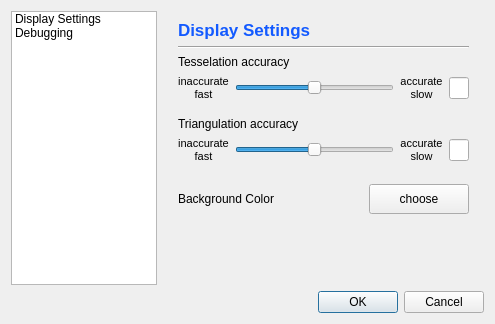
Old version of the form TIGLViewer/src/TIGLViewerSettingsDialog.ui in the repository DLR-SC/tigl.
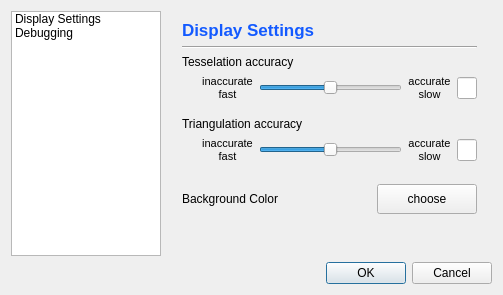
New version of the form. Icons and pictures are not drawn.

Commit message: Some layout changes in settings dialog

```diff
--- a/TIGLViewer/src/TIGLViewerSettingsDialog.ui
+++ b/TIGLViewer/src/TIGLViewerSettingsDialog.ui
@@ -9,7 +9,7 @@
    <rect>
     <x>0</x>
     <y>0</y>
-    <width>495</width>
+    <width>406</width>
     <height>324</height>
    </rect>
   </property>
@@ -21,8 +21,17 @@
     <normaloff>:/gfx/settings.png</normaloff>:/gfx/settings.png</iconset>
   </property>
   <layout class="QGridLayout" name="gridLayout">
+   <property name="sizeConstraint">
+    <enum>QLayout::SetFixedSize</enum>
+   </property>
    <item row="0" column="0">
     <widget class="QListWidget" name="settingsList">
+     <property name="sizePolicy">
+      <sizepolicy hsizetype="Maximum" vsizetype="Expanding">
+       <horstretch>0</horstretch>
+       <verstretch>0</verstretch>
+      </sizepolicy>
+     </property>
      <property name="maximumSize">
       <size>
        <width>150</width>
@@ -106,24 +115,14 @@
          </property>
         </widget>
        </item>
-       <item>
-        <spacer name="verticalSpacer_3">
-         <property name="orientation">
-          <enum>Qt::Vertical</enum>
-         </property>
-         <property name="sizeType">
-          <enum>QSizePolicy::Maximum</enum>
-         </property>
-         <property name="sizeHint" stdset="0">
-          <size>
-           <width>20</width>
-           <height>15</height>
-          </size>
-         </property>
-        </spacer>
-       </item>
        <item>
         <widget class="QLabel" name="label_2">
+         <property name="sizePolicy">
+          <sizepolicy hsizetype="Preferred" vsizetype="Fixed">
+           <horstretch>0</horstretch>
+           <verstretch>0</verstretch>
+          </sizepolicy>
+         </property>
          <property name="text">
           <string>Tesselation accuracy</string>
          </property>
@@ -131,6 +130,22 @@
        </item>
        <item>
         <layout class="QHBoxLayout" name="horizontalLayout_2">
+         <item>
+          <spacer name="horizontalSpacer_6">
+           <property name="orientation">
+            <enum>Qt::Horizontal</enum>
+           </property>
+           <property name="sizeType">
+            <enum>QSizePolicy::Fixed</enum>
+           </property>
+           <property name="sizeHint" stdset="0">
+            <size>
+             <width>20</width>
+             <height>10</height>
+            </size>
+           </property>
+          </spacer>
+         </item>
          <item>
           <widget class="QLabel" name="label_3">
            <property name="text">
@@ -188,7 +203,7 @@
           <enum>Qt::Vertical</enum>
          </property>
          <property name="sizeType">
-          <enum>QSizePolicy::Minimum</enum>
+          <enum>QSizePolicy::Preferred</enum>
          </property>
          <property name="sizeHint" stdset="0">
           <size>
@@ -200,6 +215,12 @@
        </item>
        <item>
         <widget class="QLabel" name="label_5">
+         <property name="sizePolicy">
+          <sizepolicy hsizetype="Preferred" vsizetype="Fixed">
+           <horstretch>0</horstretch>
+           <verstretch>0</verstretch>
+          </sizepolicy>
+         </property>
          <property name="text">
           <string>Triangulation accuracy</string>
          </property>
@@ -207,6 +228,22 @@
        </item>
        <item>
         <layout class="QHBoxLayout" name="horizontalLayout_3">
+         <item>
+          <spacer name="horizontalSpacer_7">
+           <property name="orientation">
+            <enum>Qt::Horizontal</enum>
+           </property>
+           <property name="sizeType">
+            <enum>QSizePolicy::Fixed</enum>
+           </property>
+           <property name="sizeHint" stdset="0">
+            <size>
+             <width>20</width>
+             <height>10</height>
+            </size>
+           </property>
+          </spacer>
+         </item>
          <item>
           <widget class="QLabel" name="label_6">
            <property name="text">
@@ -273,7 +310,7 @@
           <enum>Qt::Vertical</enum>
          </property>
          <property name="sizeType">
-          <enum>QSizePolicy::Minimum</enum>
+          <enum>QSizePolicy::Preferred</enum>
          </property>
          <property name="sizeHint" stdset="0">
           <size>
@@ -326,8 +363,8 @@
          </property>
          <property name="sizeHint" stdset="0">
           <size>
-           <width>20</width>
-           <height>83</height>
+           <width>10</width>
+           <height>20</height>
           </size>
          </property>
         </spacer>
```
Left out of the diff: 30 changed lines with no effect on the pictures.
